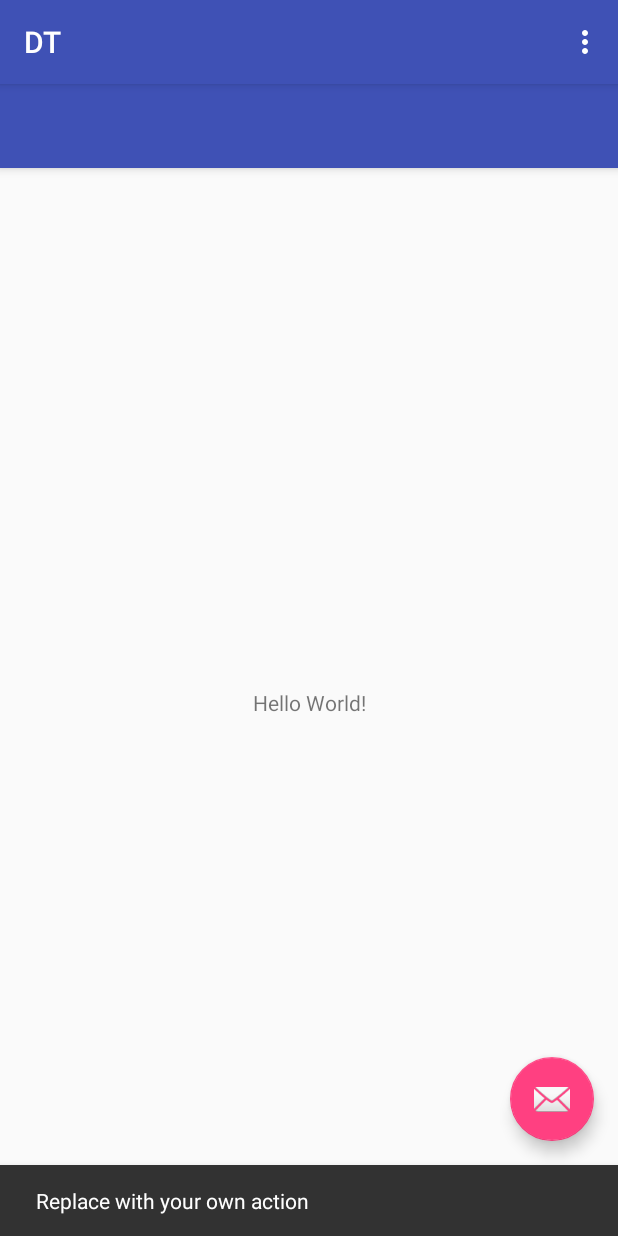
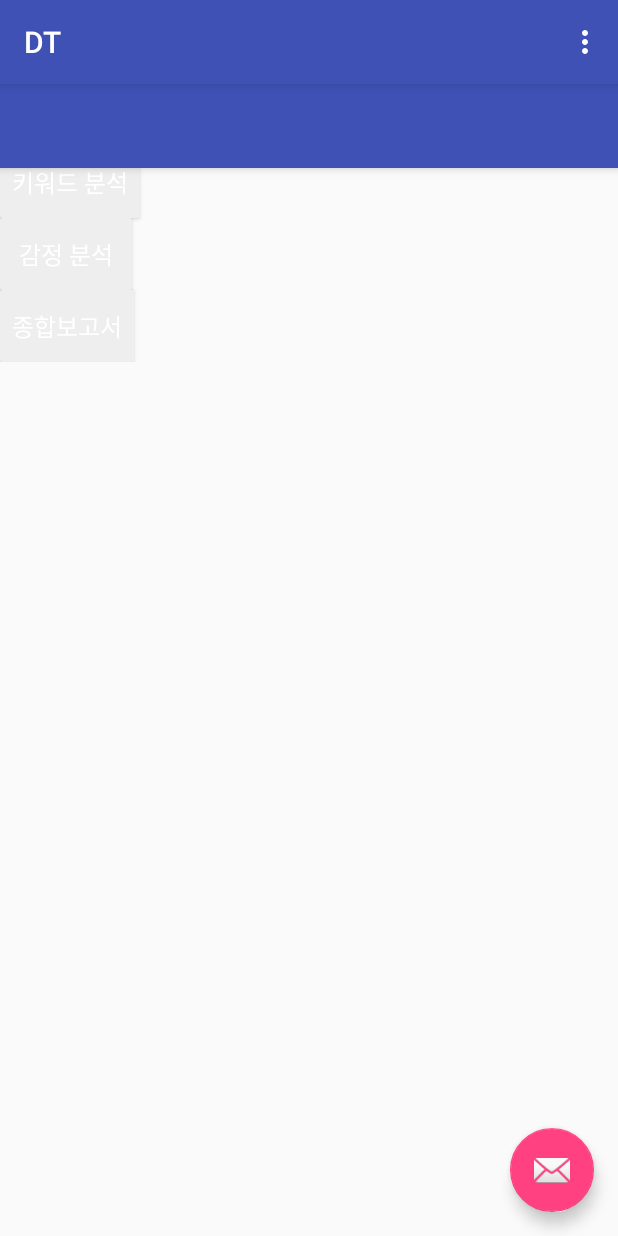
Before and after one commit to muniv/DT-Project, an Android app: the screen it shows after launch (MainActivity), after a tap on an icon or button, on a phone screen of 412 x 824 dp. Run offline under Robolectric (Android 15) with nearby library versions, the phone set to English and light mode, and no system bars; 2 statements that could not run were skipped.

Commit message:
팝업메뉴와 동그란 버튼을 추가합니다

```diff
--- a/DT/app/src/main/java/com/example/joohye/dt/MainActivity.java
+++ b/DT/app/src/main/java/com/example/joohye/dt/MainActivity.java
@@ -4,10 +4,12 @@ import android.os.Bundle;
 import android.support.design.widget.FloatingActionButton;
 import android.support.design.widget.Snackbar;
 import android.support.v7.app.AppCompatActivity;
+import android.support.v7.widget.PopupMenu;
 import android.support.v7.widget.Toolbar;
 import android.view.View;
 import android.view.Menu;
 import android.view.MenuItem;
+import android.widget.Toast;
 
 public class MainActivity extends AppCompatActivity {
 
@@ -23,11 +25,28 @@ public class MainActivity extends AppCompatActivity {
         FloatingActionButton fab = (FloatingActionButton) findViewById(R.id.fab);
         fab.setOnClickListener(new View.OnClickListener() {
             @Override
-            public void onClick(View view) {
-                Snackbar.make(view, "Replace with your own action", Snackbar.LENGTH_LONG)
-                        .setAction("Action", null).show();
+            public void onClick(View v) {
+                // 버튼 클릭시 팝업 메뉴가 나오게 하기
+                // PopupMenu 는 API 11 레벨부터 제공한다
+                PopupMenu p = new PopupMenu(
+                        getApplicationContext(), // 현재 화면의 제어권자
+                        v); // anchor : 팝업을 띄울 기준될 위젯
+                getMenuInflater().inflate(R.menu.menu_main, p.getMenu());
+                // 이벤트 처리
+                p.setOnMenuItemClickListener(new PopupMenu.OnMenuItemClickListener() {
+                    @Override
+                    public boolean onMenuItemClick(MenuItem item) {
+                        Toast.makeText(getApplicationContext(),
+                                "팝업메뉴 이벤트 처리 - "
+                                        + item.getTitle(),
+                                Toast.LENGTH_SHORT).show();
+                        return false;
+                    }
+                });
+                p.show(); // 메뉴를 띄우기
             }
         });
+
     }
 
     @Override
--- /dev/null
+++ b/DT/app/src/main/res/drawable/button.xml
@@ -0,0 +1,19 @@
+<?xml version="1.0" encoding="utf-8"?>
+<selector xmlns:android="http://schemas.android.com/apk/res/android">
+
+    <item android:state_pressed="true">
+        <shape>
+            <padding android:bottom="4dp" android:left="8dp" android:right="8dp" android:top="4dp" />
+            <gradient android:angle="270" android:endColor="#cdcdcd" android:startColor="#eeeeee" />
+
+            <corners android:bottomLeftRadius="2dp" android:bottomRightRadius="2dp" android:topLeftRadius="2dp" android:topRightRadius="2dp" />
+        </shape>
+    </item>
+    <item android:state_pressed="false">
+        <shape>
+            <padding android:bottom="4dp" android:left="8dp" android:right="8dp" android:top="4dp" />
+            <solid android:color="#eeeeee" />
+            <corners android:bottomLeftRadius="2dp" android:bottomRightRadius="2dp" android:topLeftRadius="2dp" android:topRightRadius="2dp" />
+        </shape>
+    </item>
+</selector>
--- a/DT/app/src/main/res/drawable/splash.xml
+++ b/DT/app/src/main/res/drawable/splash.xml
@@ -1,10 +1,11 @@
 <?xml version="1.0" encoding="utf-8"?>
 <layer-list xmlns:android="http://schemas.android.com/apk/res/android"
     android:opacity="opaque">
-    <item android:drawable="@color/colorPrimary"/>
+    <item android:drawable="@color/colorWhite"/>
     <item>
         <bitmap
             android:gravity="center"
-            android:src="@mipmap/ic_launcher"/>
+            android:src="@drawable/splash_logo"
+            />
     </item>
 </layer-list>
--- a/DT/app/src/main/res/layout/activity_main.xml
+++ b/DT/app/src/main/res/layout/activity_main.xml
@@ -20,7 +20,9 @@
 
     </android.support.design.widget.AppBarLayout>
 
-    <include layout="@layout/content_main" />
+    <include layout="@layout/content_main"
+        android:layout_width="match_parent"
+        android:layout_height="match_parent" />
 
     <android.support.design.widget.FloatingActionButton
         android:id="@+id/fab"
--- a/DT/app/src/main/res/layout/activity_splash.xml
+++ b/DT/app/src/main/res/layout/activity_splash.xml
@@ -4,7 +4,7 @@
     android:id="@+id/activity_main"
     android:layout_width="match_parent"
     android:layout_height="match_parent"
-    android:background="@color/colorPrimary"
+    android:background="@color/colorWhite"
     tools:context="com.example.joohye.dt.MainActivity">
 
 
@@ -12,6 +12,6 @@
         android:layout_width="wrap_content"
         android:layout_height="wrap_content"
         android:layout_gravity="center"
-        android:src="@mipmap/ic_launcher" />
+        android:src="@drawable/splash_logo" />
 
 </FrameLayout>
--- a/DT/app/src/main/res/layout/content_main.xml
+++ b/DT/app/src/main/res/layout/content_main.xml
@@ -8,13 +8,49 @@
     tools:context="com.example.joohye.dt.MainActivity"
     tools:showIn="@layout/activity_main">
 
-    <TextView
+    <LinearLayout
         android:layout_width="wrap_content"
         android:layout_height="wrap_content"
-        android:text="Hello World!"
-        app:layout_constraintBottom_toBottomOf="parent"
-        app:layout_constraintLeft_toLeftOf="parent"
-        app:layout_constraintRight_toRightOf="parent"
-        app:layout_constraintTop_toTopOf="parent" />
+        android:orientation="vertical">
+
+        <TextView
+            android:layout_width="wrap_content"
+            android:layout_height="wrap_content"
+            android:text="현재 첨부된 통화 목록이 없습니다.\n하단 '+'버튼을 눌러주세요!"
+            tools:layout_editor_absoluteX="154dp"
+            tools:layout_editor_absoluteY="276dp" />
+
+        <Button
+            android:id="@+id/btn_keyword"
+            android:layout_width="wrap_content"
+            android:layout_height="wrap_content"
+            android:layout_gravity="center_vertical"
+            android:background="@drawable/button"
+            android:text="키워드 분석"
+            android:textColor="#fff"
+            android:textSize="16dp" />
+
+        <Button
+            android:id="@+id/btn_emotion"
+            android:layout_width="wrap_content"
+            android:layout_height="wrap_content"
+            android:layout_gravity="center_vertical"
+            android:background="@drawable/button"
+            android:text="감정 분석"
+            android:textColor="#fff"
+            android:textSize="16dp" />
+
+        <Button
+            android:id="@+id/btn_total"
+            android:layout_width="wrap_content"
+            android:layout_height="wrap_content"
+            android:layout_gravity="center_vertical"
+            android:background="@drawable/button"
+            android:text="종합보고서"
+            android:textColor="#fff"
+            android:textSize="16dp" />
+
+    </LinearLayout>
+
 
 </android.support.constraint.ConstraintLayout>
--- a/DT/app/src/main/res/values/colors.xml
+++ b/DT/app/src/main/res/values/colors.xml
@@ -3,4 +3,5 @@
     <color name="colorPrimary">#3F51B5</color>
     <color name="colorPrimaryDark">#303F9F</color>
     <color name="colorAccent">#FF4081</color>
+    <color name="colorWhite">#FFFFFF</color>
 </resources>
```
